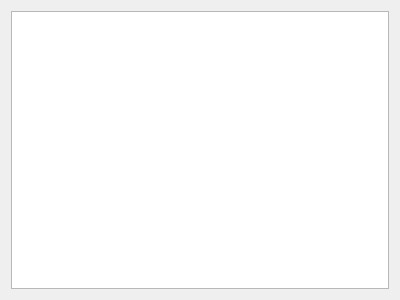
Qt form src/gui/expression_tree_visualizer/expressiontreevisualizer.ui (SpoodyTheOne/OpenBirch) before a commit.
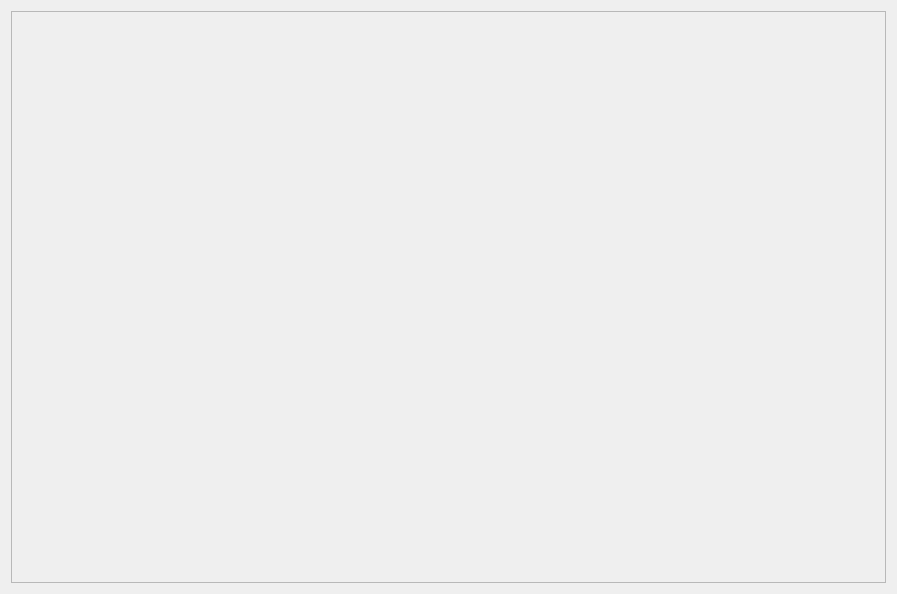
The same form after that commit.

The edit to the form file:
```diff
--- a/src/gui/expression_tree_visualizer/expressiontreevisualizer.ui
+++ b/src/gui/expression_tree_visualizer/expressiontreevisualizer.ui
@@ -6,8 +6,8 @@
    <rect>
     <x>0</x>
     <y>0</y>
-    <width>400</width>
-    <height>300</height>
+    <width>897</width>
+    <height>594</height>
    </rect>
   </property>
   <property name="windowTitle">
@@ -15,7 +15,21 @@
   </property>
   <layout class="QHBoxLayout" name="horizontalLayout">
    <item>
-    <widget class="QGraphicsView" name="graphicsView"/>
+    <widget class="QScrollArea" name="scrollArea">
+     <property name="widgetResizable">
+      <bool>true</bool>
+     </property>
+     <widget class="QWidget" name="scrollAreaWidgetContents">
+      <property name="geometry">
+       <rect>
+        <x>0</x>
+        <y>0</y>
+        <width>877</width>
+        <height>574</height>
+       </rect>
+      </property>
+     </widget>
+    </widget>
    </item>
   </layout>
  </widget>
```
